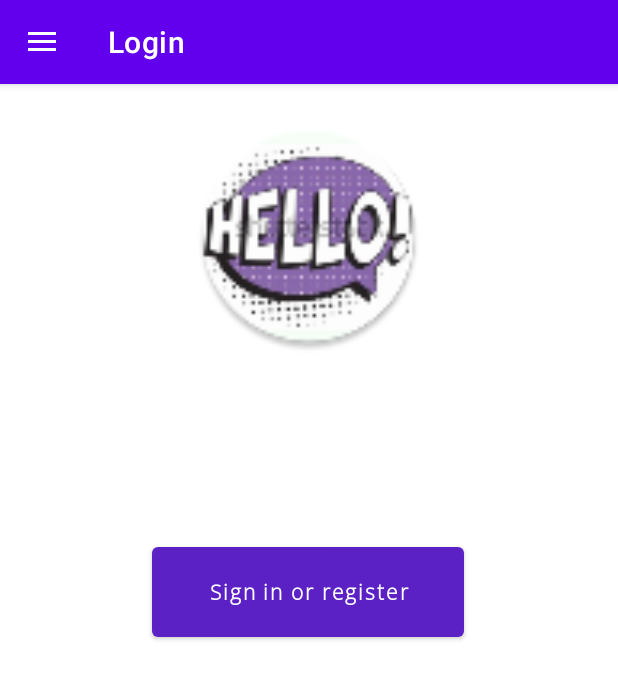
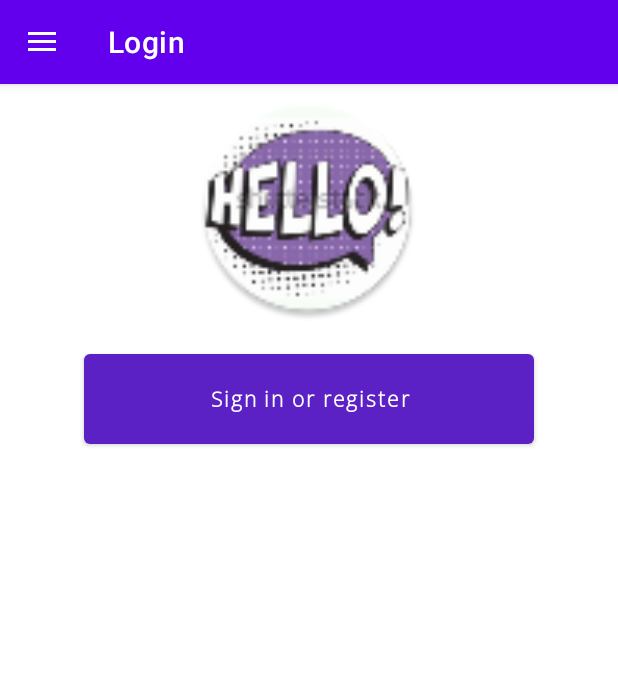
Before and after one commit to David-Tawil/Kufsa, an Android app: the screen it shows after launch (MainActivity), in the side drawer, after a tap on "My Account", on a phone screen of 412 x 824 dp. Shown: the top 679 px of the screen. Run offline under Robolectric (Android 15) with nearby library versions, the phone set to English and light mode, and no system bars; our stand-ins replace Firebase (no records; nobody signed in at launch, a user with empty details on screens opened directly), navigation-ui; 1 statement that could not run was skipped.

Commit message:
12.11 UI fixes. Fixed user email when logged out, fixed sign in "hello" logo

```diff
--- a/app/src/main/java/com/example/kufsa/MainActivity.java
+++ b/app/src/main/java/com/example/kufsa/MainActivity.java
@@ -1,8 +1,6 @@
 package com.example.kufsa;
 
 import android.os.Bundle;
-import android.view.View;
-import android.widget.TextView;
 
 import androidx.appcompat.app.AppCompatActivity;
 import androidx.drawerlayout.widget.DrawerLayout;
@@ -13,8 +11,6 @@ import androidx.navigation.ui.NavigationUI;
 
 import com.example.kufsa.ui.catalog.CatalogAdapter;
 import com.google.android.material.navigation.NavigationView;
-import com.google.firebase.auth.FirebaseAuth;
-import com.google.firebase.auth.FirebaseUser;
 import com.google.firebase.firestore.CollectionReference;
 import com.google.firebase.firestore.FirebaseFirestore;
 
@@ -25,8 +21,6 @@ public class MainActivity extends AppCompatActivity {
     private static final String TAG = "FirestoreSearchActivity";
     private static final CollectionReference gamesCollection =
             FirebaseFirestore.getInstance().collection("games");
-    String email;
-    private TextView navEmail;
     private AppBarConfiguration appBarConfiguration;
     private CatalogAdapter adapter;
     private NavController navController;
@@ -46,15 +40,6 @@ public class MainActivity extends AppCompatActivity {
         appBarConfiguration = builder
                 .build();
         NavigationView navView = findViewById(R.id.nav_view);
-        // Set up email in side bar
-        View headerView = navView.getHeaderView(0);
-        navEmail = headerView.findViewById(R.id.EmailView);
-        FirebaseUser user = FirebaseAuth.getInstance().getCurrentUser();
-        if (user == null)
-            email = "";
-        else
-            email = user.getEmail();
-        navEmail.setText(email);
 
 
         setupActionBarWithNavController(this, navController, appBarConfiguration);
--- a/app/src/main/java/com/example/kufsa/ui/login/LoginFragment.java
+++ b/app/src/main/java/com/example/kufsa/ui/login/LoginFragment.java
@@ -4,6 +4,7 @@ import android.os.Bundle;
 import android.view.LayoutInflater;
 import android.view.View;
 import android.view.ViewGroup;
+import android.widget.TextView;
 
 import androidx.annotation.NonNull;
 import androidx.annotation.Nullable;
@@ -13,6 +14,7 @@ import androidx.navigation.fragment.NavHostFragment;
 import com.example.kufsa.R;
 import com.example.kufsa.databinding.FragmentLoginBinding;
 import com.firebase.ui.auth.AuthUI;
+import com.google.android.material.navigation.NavigationView;
 import com.google.firebase.auth.FirebaseAuth;
 import com.google.firebase.auth.FirebaseUser;
 
@@ -31,8 +33,10 @@ public class LoginFragment extends Fragment {
             new AuthUI.IdpConfig.EmailBuilder().build(),
             new AuthUI.IdpConfig.PhoneBuilder().build(),
             new AuthUI.IdpConfig.GoogleBuilder().build());
+    String email;
     private FragmentLoginBinding binding;
     private FirebaseAuth.AuthStateListener mAuthStateListner;
+    private TextView navEmail;
 
     public LoginFragment() {
         super(R.layout.fragment_login);
@@ -81,6 +85,19 @@ public class LoginFragment extends Fragment {
                         .setTheme(R.style.Theme_purple_firebase)
                         .build(),
                 RC_SIGN_IN));
+        setUpEmailInSidebar();
+    }
+
+    private void setUpEmailInSidebar() {
+        // Set up email in side bar
+        NavigationView navView = binding.getRoot().getRootView().findViewById(R.id.nav_view);
+        View headerView = navView.getHeaderView(0);
+        navEmail = headerView.findViewById(R.id.EmailView);
+        if (auth.getCurrentUser() == null)
+            email = "";
+        else
+            email = auth.getCurrentUser().getEmail();
+        navEmail.setText(email);
     }
 
     private void setAuthStateListener() {
--- a/app/src/main/res/layout-land/fragment_game_catalog.xml
+++ b/app/src/main/res/layout-land/fragment_game_catalog.xml
@@ -10,9 +10,10 @@
         android:layout_width="wrap_content"
         android:layout_height="wrap_content"
         android:layout_alignParentEnd="true"
+        android:background="@color/white"
         android:contentDescription="@string/image_button"
-        android:background="@color/white"
         android:paddingTop="10dp"
+        android:paddingBottom="3dp"
         app:srcCompat="@drawable/ic_search_purple_24"
         tools:ignore="VectorDrawableCompat" />
 
--- a/app/src/main/res/layout-land/fragment_login.xml
+++ b/app/src/main/res/layout-land/fragment_login.xml
@@ -1,5 +1,5 @@
 <?xml version="1.0" encoding="utf-8"?>
-<androidx.constraintlayout.widget.ConstraintLayout xmlns:android="http://schemas.android.com/apk/res/android"
+<androidx.appcompat.widget.LinearLayoutCompat xmlns:android="http://schemas.android.com/apk/res/android"
     xmlns:app="http://schemas.android.com/apk/res-auto"
     xmlns:tools="http://schemas.android.com/tools"
     android:id="@+id/container"
@@ -9,6 +9,7 @@
     android:paddingTop="@dimen/activity_vertical_margin"
     android:paddingRight="@dimen/activity_horizontal_margin"
     android:paddingBottom="@dimen/activity_vertical_margin"
+    android:orientation="vertical"
     tools:context=".ui.login.LoginFragment">
 
     <!-- <EditText
@@ -96,9 +97,21 @@
         app:layout_constraintBottom_toTopOf="@id/username_login_edit_text"
         android:contentDescription="@string/kufsa_logo" />-->
 
+    <ImageView
+        android:id="@+id/imageView2"
+        android:layout_width="150dp"
+        android:layout_height="150dp"
+        android:layout_gravity="center_horizontal"
+        android:contentDescription="@string/hello_sign"
+        android:src="@mipmap/ic_hello"
+        app:layout_constraintEnd_toEndOf="parent"
+        app:layout_constraintHorizontal_bias="0.5"
+        app:layout_constraintStart_toStartOf="parent"
+        tools:layout_editor_absoluteY="16dp" />
+
     <Button
         android:id="@+id/login_button"
-        android:layout_width="208dp"
+        android:layout_width="match_parent"
         android:layout_height="72dp"
         android:layout_gravity="start"
         android:layout_marginStart="48dp"
@@ -120,16 +133,4 @@
         app:layout_constraintTop_toTopOf="parent"
         app:layout_constraintVertical_bias="0.464" />
 
-    <ImageView
-        android:id="@+id/imageView2"
-        android:layout_width="154dp"
-        android:layout_height="188dp"
-        android:layout_gravity="center_horizontal"
-        android:contentDescription="@string/hello_sign"
-        android:src="@mipmap/ic_hello"
-        app:layout_constraintEnd_toEndOf="parent"
-        app:layout_constraintHorizontal_bias="0.5"
-        app:layout_constraintStart_toStartOf="parent"
-        tools:layout_editor_absoluteY="16dp" />
-
-</androidx.constraintlayout.widget.ConstraintLayout>
+</androidx.appcompat.widget.LinearLayoutCompat>
--- a/app/src/main/res/layout/fragment_game_catalog.xml
+++ b/app/src/main/res/layout/fragment_game_catalog.xml
@@ -9,9 +9,11 @@
         android:id="@+id/imageButton"
         android:layout_width="wrap_content"
         android:layout_height="wrap_content"
-        android:layout_alignParentRight="true"
+        android:layout_alignParentEnd="true"
+        android:contentDescription="@string/image_button"
         android:background="@color/white"
         android:paddingTop="10dp"
+        android:paddingBottom="3dp"
         app:srcCompat="@drawable/ic_search_purple_24"
         tools:ignore="VectorDrawableCompat" />
 
--- a/app/src/main/res/layout/fragment_game_details.xml
+++ b/app/src/main/res/layout/fragment_game_details.xml
@@ -110,6 +110,7 @@
                 android:layout_height="wrap_content"
                 android:padding="3dp"
                 android:textSize="14sp" />
+
             <Button
                 android:id="@+id/button2"
                 android:layout_width="46dp"
--- a/app/src/main/res/layout/fragment_login.xml
+++ b/app/src/main/res/layout/fragment_login.xml
@@ -1,5 +1,5 @@
 <?xml version="1.0" encoding="utf-8"?>
-<androidx.constraintlayout.widget.ConstraintLayout xmlns:android="http://schemas.android.com/apk/res/android"
+<androidx.appcompat.widget.LinearLayoutCompat xmlns:android="http://schemas.android.com/apk/res/android"
     xmlns:app="http://schemas.android.com/apk/res-auto"
     xmlns:tools="http://schemas.android.com/tools"
     android:id="@+id/container"
@@ -9,6 +9,7 @@
     android:paddingTop="@dimen/activity_vertical_margin"
     android:paddingRight="@dimen/activity_horizontal_margin"
     android:paddingBottom="@dimen/activity_vertical_margin"
+    android:orientation="vertical"
     tools:context=".ui.login.LoginFragment">
 
     <!-- <EditText
@@ -96,9 +97,21 @@
         app:layout_constraintBottom_toTopOf="@id/username_login_edit_text"
         android:contentDescription="@string/kufsa_logo" />-->
 
+    <ImageView
+        android:id="@+id/imageView2"
+        android:layout_width="150dp"
+        android:layout_height="150dp"
+        android:layout_gravity="center_horizontal"
+        android:contentDescription="@string/hello_sign"
+        android:src="@mipmap/ic_hello"
+        app:layout_constraintEnd_toEndOf="parent"
+        app:layout_constraintHorizontal_bias="0.5"
+        app:layout_constraintStart_toStartOf="parent"
+        tools:layout_editor_absoluteY="16dp" />
+
     <Button
         android:id="@+id/login_button"
-        android:layout_width="208dp"
+        android:layout_width="match_parent"
         android:layout_height="72dp"
         android:layout_gravity="start"
         android:layout_marginStart="48dp"
@@ -120,16 +133,4 @@
         app:layout_constraintTop_toTopOf="parent"
         app:layout_constraintVertical_bias="0.464" />
 
-    <ImageView
-        android:id="@+id/imageView2"
-        android:layout_width="154dp"
-        android:layout_height="188dp"
-        android:layout_gravity="center_horizontal"
-        android:contentDescription="@string/hello_sign"
-        android:src="@mipmap/ic_hello"
-        app:layout_constraintEnd_toEndOf="parent"
-        app:layout_constraintHorizontal_bias="0.5"
-        app:layout_constraintStart_toStartOf="parent"
-        tools:layout_editor_absoluteY="16dp" />
-
-</androidx.constraintlayout.widget.ConstraintLayout>
+</androidx.appcompat.widget.LinearLayoutCompat>
```
Also changed, not shown: app/src/main/java/com/example/kufsa/ui/login/SignedInAccountFragment.java (+17 -0 lines), app/src/main/res/layout-land/fragment_faq.xml (+8 -4 lines), app/src/main/res/layout/fragment_faq.xml (+8 -8 lines), app/src/main/res/values/strings.xml (+4 -6 lines).
